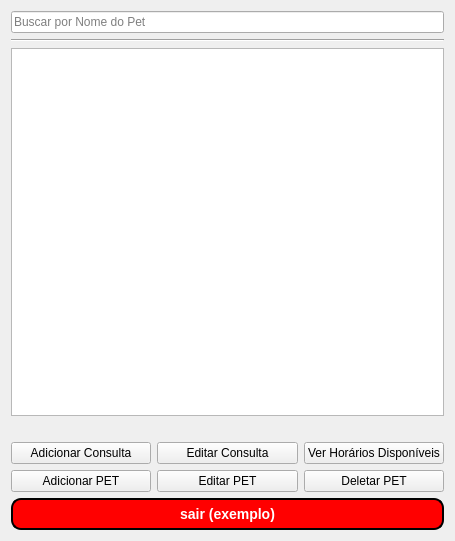
This is tela_recepcionista.ui in mateuszinum/Projeto-Clinica-Veterinaria as Qt 5 draws it before an edit. The edited form follows.
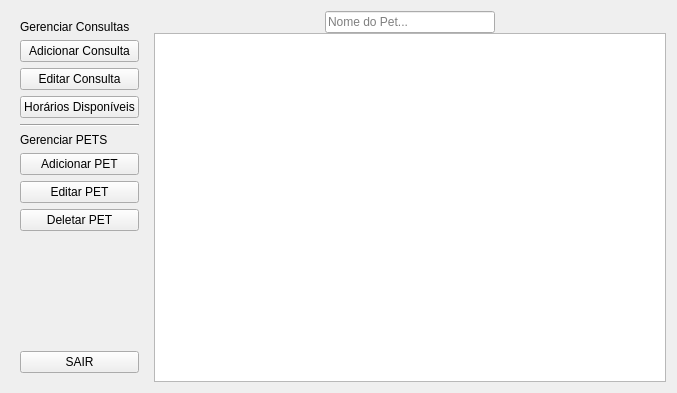
This is the edited form.

The edit to the form file:
```diff
--- a/tela_recepcionista.ui
+++ b/tela_recepcionista.ui
@@ -6,51 +6,40 @@
    <rect>
     <x>0</x>
     <y>0</y>
-    <width>455</width>
-    <height>541</height>
+    <width>677</width>
+    <height>393</height>
    </rect>
   </property>
   <property name="windowTitle">
    <string>Form</string>
   </property>
-  <layout class="QVBoxLayout" name="verticalLayout_2">
+  <layout class="QHBoxLayout" name="horizontalLayout_2">
    <item>
-    <widget class="QLineEdit" name="lineEdit">
-     <property name="placeholderText">
-      <string>Buscar por Nome do Pet</string>
-     </property>
-    </widget>
-   </item>
+    <widget class="QWidget" name="icon_only_widget" native="true">
+     <layout class="QVBoxLayout" name="verticalLayout_3">
    <item>
-    <widget class="Line" name="line_2">
-     <property name="orientation">
-      <enum>Qt::Horizontal</enum>
-     </property>
+       <widget class="QLabel" name="label">
+        <property name="lineWidth">
+         <number>3</number>
+        </property>
+        <property name="text">
+         <string>Gerenciar Consultas</string>
+        </property>
     </widget>
    </item>
    <item>
-    <widget class="QTableWidget" name="table"/>
-   </item>
-   <item>
-    <spacer name="horizontalSpacer">
-     <property name="orientation">
-      <enum>Qt::Horizontal</enum>
-     </property>
-     <property name="sizeHint" stdset="0">
-      <size>
-       <width>40</width>
-       <height>20</height>
-      </size>
-     </property>
-    </spacer>
-   </item>
-   <item>
-    <layout class="QHBoxLayout" name="horizontalLayout">
+       <layout class="QVBoxLayout" name="verticalLayout">
      <item>
       <widget class="QPushButton" name="addconsultaBTN">
        <property name="text">
         <string>Adicionar Consulta</string>
        </property>
+          <property name="iconSize">
+           <size>
+            <width>14</width>
+            <height>14</height>
+           </size>
+          </property>
       </widget>
      </item>
      <item>
@@ -63,36 +52,44 @@
      <item>
       <widget class="QPushButton" name="horariosBTN">
        <property name="text">
-        <string>Ver Horários Disponíveis</string>
+           <string>Horários Disponíveis</string>
        </property>
       </widget>
      </item>
     </layout>
    </item>
    <item>
-    <layout class="QHBoxLayout" name="horizontalLayout_3">
+       <widget class="Line" name="line">
+        <property name="orientation">
+         <enum>Qt::Horizontal</enum>
+        </property>
+       </widget>
+      </item>
      <item>
-      <widget class="QPushButton" name="addBTN">
-       <property name="baseSize">
-        <size>
-         <width>0</width>
-         <height>20</height>
-        </size>
-       </property>
+       <widget class="QLabel" name="label_3">
+        <property name="text">
+         <string>Gerenciar PETS</string>
+        </property>
+       </widget>
+      </item>
+      <item>
+       <layout class="QVBoxLayout" name="verticalLayout_2">
+        <item>
+         <widget class="QPushButton" name="addPetBTN">
        <property name="text">
         <string>Adicionar PET</string>
        </property>
       </widget>
      </item>
      <item>
-      <widget class="QPushButton" name="editBTN">
+         <widget class="QPushButton" name="editPetBTN">
        <property name="text">
         <string>Editar PET</string>
        </property>
       </widget>
      </item>
      <item>
-      <widget class="QPushButton" name="delBTN">
+         <widget class="QPushButton" name="delPetBTN">
        <property name="text">
         <string>Deletar PET</string>
        </property>
@@ -100,194 +97,88 @@
      </item>
     </layout>
    </item>
+      <item>
+       <spacer name="verticalSpacer">
+        <property name="orientation">
+         <enum>Qt::Vertical</enum>
+        </property>
+        <property name="sizeHint" stdset="0">
+         <size>
+          <width>20</width>
+          <height>100</height>
+         </size>
+        </property>
+       </spacer>
+      </item>
    <item>
     <widget class="QPushButton" name="sairBTN">
-     <property name="palette">
-      <palette>
-       <active>
-        <colorrole role="WindowText">
-         <brush brushstyle="SolidPattern">
-          <color alpha="255">
-           <red>255</red>
-           <green>255</green>
-           <blue>255</blue>
-          </color>
-         </brush>
-        </colorrole>
-        <colorrole role="Button">
-         <brush brushstyle="SolidPattern">
-          <color alpha="255">
-           <red>255</red>
-           <green>0</green>
-           <blue>0</blue>
-          </color>
-         </brush>
-        </colorrole>
-        <colorrole role="Text">
-         <brush brushstyle="SolidPattern">
-          <color alpha="255">
-           <red>255</red>
-           <green>255</green>
-           <blue>255</blue>
-          </color>
-         </brush>
-        </colorrole>
-        <colorrole role="ButtonText">
-         <brush brushstyle="SolidPattern">
-          <color alpha="255">
-           <red>255</red>
-           <green>255</green>
-           <blue>255</blue>
-          </color>
-         </brush>
-        </colorrole>
-        <colorrole role="Base">
-         <brush brushstyle="SolidPattern">
-          <color alpha="255">
-           <red>255</red>
-           <green>0</green>
-           <blue>0</blue>
-          </color>
-         </brush>
-        </colorrole>
-        <colorrole role="Window">
-         <brush brushstyle="SolidPattern">
-          <color alpha="255">
-           <red>255</red>
-           <green>0</green>
-           <blue>0</blue>
-          </color>
-         </brush>
-        </colorrole>
-       </active>
-       <inactive>
-        <colorrole role="WindowText">
-         <brush brushstyle="SolidPattern">
-          <color alpha="255">
-           <red>255</red>
-           <green>255</green>
-           <blue>255</blue>
-          </color>
-         </brush>
-        </colorrole>
-        <colorrole role="Button">
-         <brush brushstyle="SolidPattern">
-          <color alpha="255">
-           <red>255</red>
-           <green>0</green>
-           <blue>0</blue>
-          </color>
-         </brush>
-        </colorrole>
-        <colorrole role="Text">
-         <brush brushstyle="SolidPattern">
-          <color alpha="255">
-           <red>255</red>
-           <green>255</green>
-           <blue>255</blue>
-          </color>
-         </brush>
-        </colorrole>
-        <colorrole role="ButtonText">
-         <brush brushstyle="SolidPattern">
-          <color alpha="255">
-           <red>255</red>
-           <green>255</green>
-           <blue>255</blue>
-          </color>
-         </brush>
-        </colorrole>
-        <colorrole role="Base">
-         <brush brushstyle="SolidPattern">
-          <color alpha="255">
-           <red>255</red>
-           <green>0</green>
-           <blue>0</blue>
-          </color>
-         </brush>
-        </colorrole>
-        <colorrole role="Window">
-         <brush brushstyle="SolidPattern">
-          <color alpha="255">
-           <red>255</red>
-           <green>0</green>
-           <blue>0</blue>
-          </color>
-         </brush>
-        </colorrole>
-       </inactive>
-       <disabled>
-        <colorrole role="WindowText">
-         <brush brushstyle="SolidPattern">
-          <color alpha="255">
-           <red>255</red>
-           <green>255</green>
-           <blue>255</blue>
-          </color>
-         </brush>
-        </colorrole>
-        <colorrole role="Button">
-         <brush brushstyle="SolidPattern">
-          <color alpha="255">
-           <red>255</red>
-           <green>0</green>
-           <blue>0</blue>
-          </color>
-         </brush>
-        </colorrole>
-        <colorrole role="Text">
-         <brush brushstyle="SolidPattern">
-          <color alpha="255">
-           <red>255</red>
-           <green>255</green>
-           <blue>255</blue>
-          </color>
-         </brush>
-        </colorrole>
-        <colorrole role="ButtonText">
-         <brush brushstyle="SolidPattern">
-          <color alpha="255">
-           <red>255</red>
-           <green>255</green>
-           <blue>255</blue>
-          </color>
-         </brush>
-        </colorrole>
-        <colorrole role="Base">
-         <brush brushstyle="SolidPattern">
-          <color alpha="255">
-           <red>255</red>
-           <green>0</green>
-           <blue>0</blue>
-          </color>
-         </brush>
-        </colorrole>
-        <colorrole role="Window">
-         <brush brushstyle="SolidPattern">
-          <color alpha="255">
-           <red>255</red>
-           <green>0</green>
-           <blue>0</blue>
-          </color>
-         </brush>
-        </colorrole>
-       </disabled>
-      </palette>
-     </property>
-     <property name="styleSheet">
-      <string notr="true">background-color:red;
-color:white;
-border-style:outset;
-border-width:2px;
-border-radius:10px;
-border-color:black;
-font:bold 14px;
-padding:6px;
-min-width:10px;</string>
-     </property>
      <property name="text">
-      <string>sair (exemplo)</string>
-     </property>
+         <string>SAIR</string>
+        </property>
+       </widget>
+      </item>
+     </layout>
+    </widget>
+   </item>
+   <item>
+    <widget class="QWidget" name="widget_3" native="true">
+     <layout class="QVBoxLayout" name="verticalLayout_4">
+      <property name="spacing">
+       <number>0</number>
+      </property>
+      <property name="leftMargin">
+       <number>0</number>
+      </property>
+      <property name="topMargin">
+       <number>0</number>
+      </property>
+      <property name="rightMargin">
+       <number>0</number>
+      </property>
+      <property name="bottomMargin">
+       <number>0</number>
+      </property>
+      <item>
+       <layout class="QHBoxLayout" name="horizontalLayout">
+        <item>
+         <spacer name="horizontalSpacer">
+          <property name="orientation">
+           <enum>Qt::Horizontal</enum>
+          </property>
+          <property name="sizeHint" stdset="0">
+           <size>
+            <width>40</width>
+            <height>20</height>
+           </size>
+          </property>
+         </spacer>
+        </item>
+        <item>
+         <widget class="QLineEdit" name="lineEdit">
+          <property name="placeholderText">
+           <string>Nome do Pet...</string>
+          </property>
+         </widget>
+        </item>
+        <item>
+         <spacer name="horizontalSpacer_2">
+          <property name="orientation">
+           <enum>Qt::Horizontal</enum>
+          </property>
+          <property name="sizeHint" stdset="0">
+           <size>
+            <width>40</width>
+            <height>20</height>
+           </size>
+          </property>
+         </spacer>
+        </item>
+       </layout>
+      </item>
+      <item>
+       <widget class="QTableWidget" name="table"/>
+      </item>
+     </layout>
     </widget>
    </item>
   </layout>
```
Lines whose indentation alone changed are shown as unchanged.
